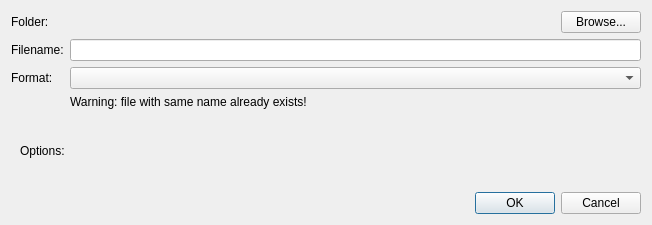
Above: client/src/ui/dialogs/two_step_file_dialog.ui from networkoptix/nx_open before the change. Below: the same form after it.
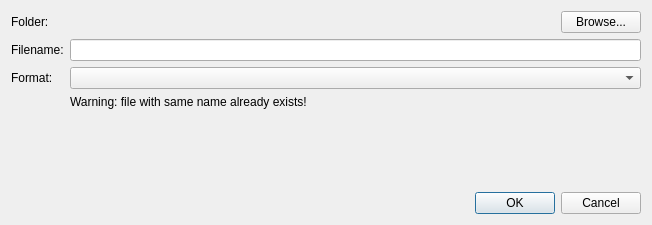
That is the form after the change.

Commit message:
Working on a two-step dialog
<==== Mercurial data ====>
Branch: feature_2745_mac_client_appstore

```diff
--- a/client/src/ui/dialogs/two_step_file_dialog.ui
+++ b/client/src/ui/dialogs/two_step_file_dialog.ui
@@ -76,13 +76,18 @@
    <item>
     <widget class="QWidget" name="optionsWidget" native="true">
      <layout class="QGridLayout" name="optionsLayout">
-      <item row="0" column="0">
-       <widget class="QLabel" name="label_6">
-        <property name="text">
-         <string>Options:</string>
-        </property>
-       </widget>
-      </item>
+      <property name="leftMargin">
+       <number>0</number>
+      </property>
+      <property name="topMargin">
+       <number>0</number>
+      </property>
+      <property name="rightMargin">
+       <number>0</number>
+      </property>
+      <property name="bottomMargin">
+       <number>0</number>
+      </property>
      </layout>
     </widget>
    </item>
```
The commit also changes 1 other file.
